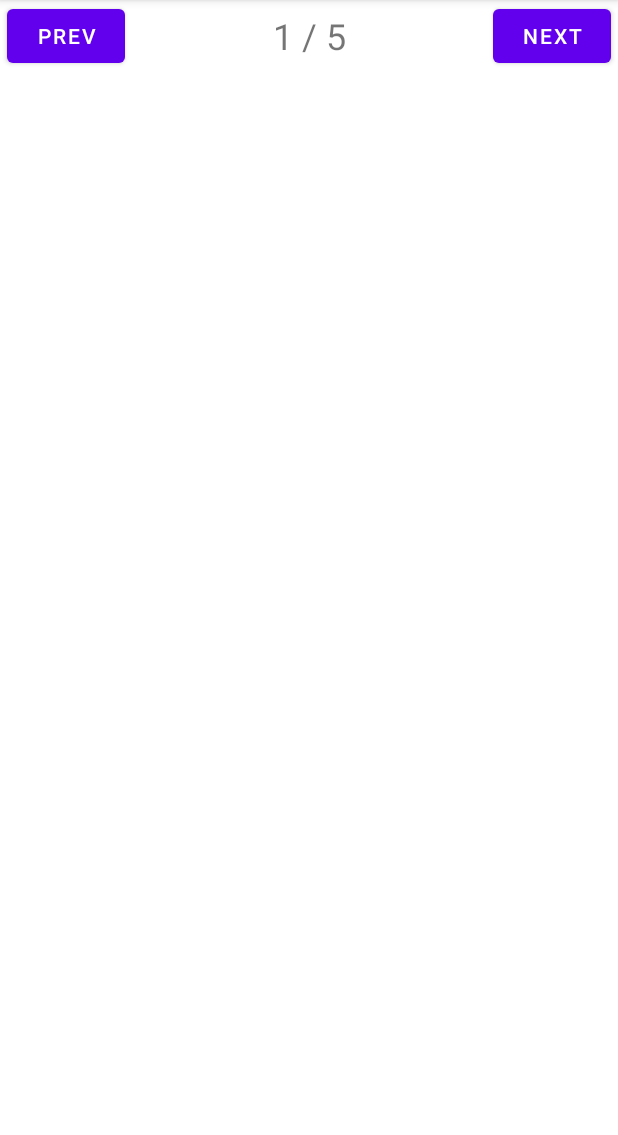
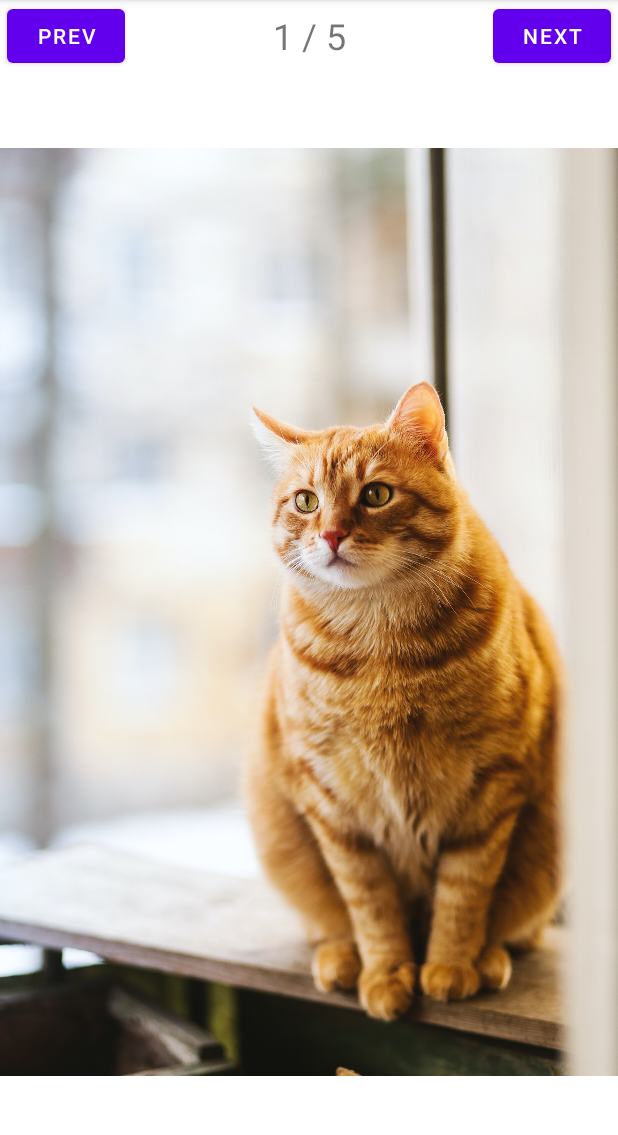
Before and after one commit to semin1012/AndroidGameProgramming, an Android app: the screen it shows after launch (MainActivity), on a phone screen of 412 x 824 dp, the part 84-1219 px from its top. Run offline under Robolectric (Android 15) with nearby library versions, the light colour scheme and no system bars.

Commit message:
Add ImageView src
이미지 뷰어에 고양이 사진을 넣어보았다.
사진을 추가하는 폴더는 \app\src\main\res\mipmap-hdpi 이다.

```diff
--- a/Study/02/app/src/main/res/layout/activity_main.xml
+++ b/Study/02/app/src/main/res/layout/activity_main.xml
@@ -38,6 +38,7 @@
     </LinearLayout>
 
     <ImageView
+        android:src="@mipmap/cat_1"
         android:layout_width="match_parent"
         android:layout_height="match_parent"
         android:layout_weight="1"/>
```
Also changed, not shown: Study/02/app/src/main/res/mipmap-hdpi/cat_1.jpg (added), Study/02/app/src/main/res/mipmap-hdpi/cat_5.jpg (added), 4 other files.
